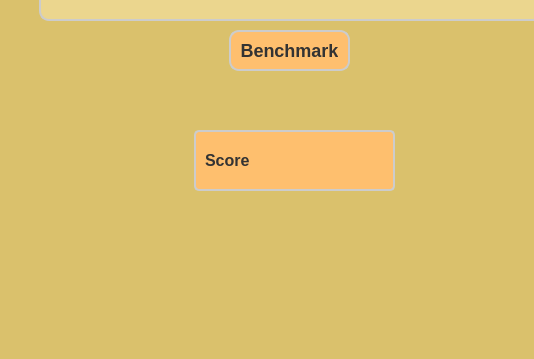
The window that mainwindow.ui (Monke-CO/MonkeyWrench) describes before a commit, drawn with Qt 5; both pictures show x 0 to 534 and y 441 to 800 of the 1200 by 800 pixel window.
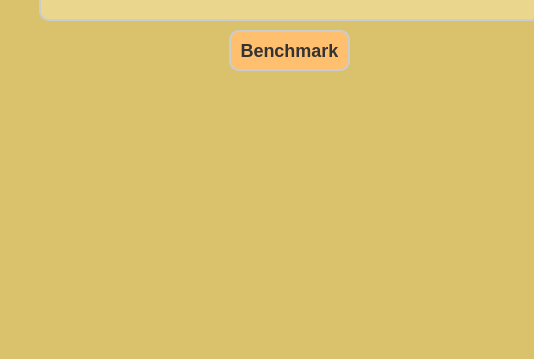
The same window after the commit. The open tabs and pages were chosen to show the change. Icons and pictures are not drawn.

Patch:
```diff
--- a/mainwindow.ui
+++ b/mainwindow.ui
@@ -361,33 +361,6 @@
           <set>Qt::AlignCenter</set>
          </property>
         </widget>
-        <widget class="QLabel" name="cpuScore">
-         <property name="geometry">
-          <rect>
-           <x>195</x>
-           <y>540</y>
-           <width>201</width>
-           <height>61</height>
-          </rect>
-         </property>
-         <property name="styleSheet">
-          <string notr="true">QLabel {
-    font-size: 16px;
-    font-weight: bold;
-    color: #333333;
-    background-color: #FEBF6E;
-    border: 2px solid #CCCCCC;
-    border-radius: 5px;
-    padding: 5px;
-}</string>
-         </property>
-         <property name="text">
-          <string>Score</string>
-         </property>
-         <property name="textFormat">
-          <enum>Qt::RichText</enum>
-         </property>
-        </widget>
         <widget class="QLabel" name="cpuGifLabel">
          <property name="geometry">
           <rect>
```
Left out of the diff: 29 changed lines with no effect on the pictures.
